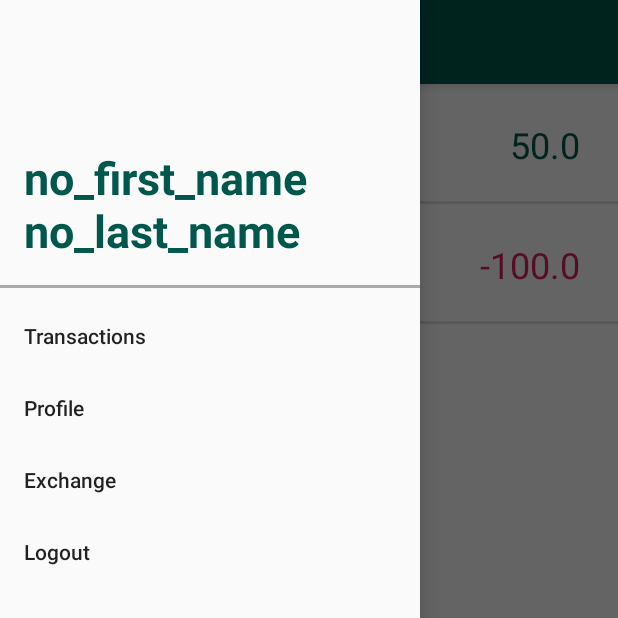
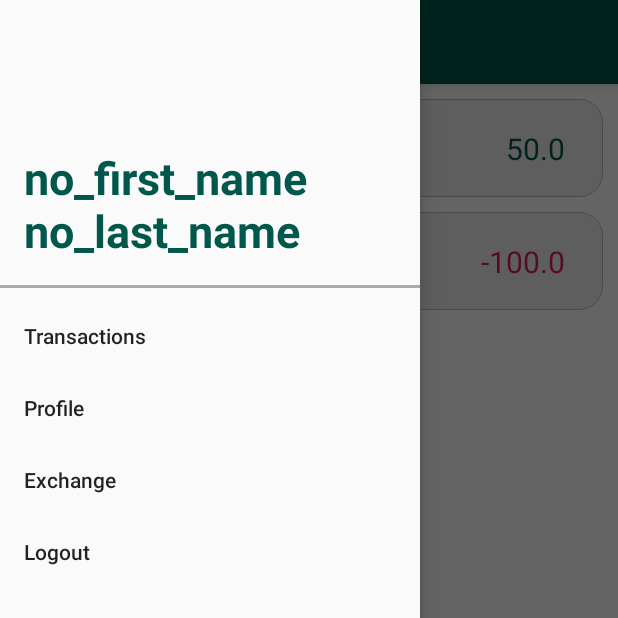
Before and after one commit to moazin/easylend-android-app, an Android app: the ExchangeFragment screen opened directly, with no data from a screen before it, with the side drawer open, on a phone screen of 412 x 824 dp, the top half of it. Run offline under Robolectric (Android 15) with nearby library versions, the phone set to English and light mode, and no system bars; network calls fail; 1 statement that could not run was skipped.

Commit message:
beautifying the item list on main activity exchange fragment

```diff
--- a/app/src/main/java/com/example/moazin/easylend/ExchangeAdapter.java
+++ b/app/src/main/java/com/example/moazin/easylend/ExchangeAdapter.java
@@ -6,6 +6,7 @@ import android.support.v4.content.ContextCompat;
 import android.support.v7.widget.RecyclerView;
 import android.view.LayoutInflater;
 import android.view.ViewGroup;
+import android.widget.FrameLayout;
 import android.widget.TextView;
 
 import org.json.JSONArray;
--- /dev/null
+++ b/app/src/main/res/drawable/recycler_item_background.xml
@@ -0,0 +1,9 @@
+<?xml version="1.0" encoding="utf-8"?>
+<shape xmlns:android="http://schemas.android.com/apk/res/android"
+    android:shape="rectangle">
+    <solid android:color="@color/item_background" />
+    <stroke android:color="@color/border_gray"
+        android:width="1px"/>
+    <corners
+        android:radius="15dp"/>
+</shape>
--- a/app/src/main/res/layout/exchange_recycler_layout.xml
+++ b/app/src/main/res/layout/exchange_recycler_layout.xml
@@ -1,19 +1,35 @@
 <?xml version="1.0" encoding="utf-8"?>
-<android.support.constraint.ConstraintLayout xmlns:android="http://schemas.android.com/apk/res/android"
+<android.support.constraint.ConstraintLayout
+    xmlns:android="http://schemas.android.com/apk/res/android"
     xmlns:app="http://schemas.android.com/apk/res-auto"
     xmlns:tools="http://schemas.android.com/tools"
+    android:layout_height="wrap_content"
     android:layout_width="match_parent"
-    android:layout_height="80dp">
+    android:paddingRight="10dp"
+    android:paddingLeft="10dp"
+    android:paddingTop="10dp">
+
+    <android.support.constraint.ConstraintLayout
+        android:id="@+id/colored_item"
+        android:layout_width="match_parent"
+        android:layout_height="wrap_content"
+        app:layout_constraintBottom_toBottomOf="parent"
+        app:layout_constraintEnd_toEndOf="parent"
+        app:layout_constraintStart_toStartOf="parent"
+        app:layout_constraintTop_toTopOf="parent"
+        android:background="@drawable/recycler_item_background">
 
         <TextView
             android:id="@+id/person_name"
             android:layout_width="wrap_content"
             android:layout_height="wrap_content"
-        android:layout_marginStart="25dp"
-        android:layout_marginTop="8dp"
-        android:layout_marginBottom="8dp"
+            android:layout_marginStart="20dp"
+            android:layout_marginTop="15dp"
+            android:layout_marginBottom="15dp"
+            android:fontFamily="sans-serif"
             android:text="Moazin Khatri"
-        android:textSize="30sp"
+            android:textColor="@color/font_color"
+            android:textSize="25sp"
             app:layout_constraintBottom_toBottomOf="parent"
             app:layout_constraintStart_toStartOf="parent"
             app:layout_constraintTop_toTopOf="parent" />
@@ -22,23 +38,13 @@
             android:id="@+id/person_exchange"
             android:layout_width="wrap_content"
             android:layout_height="wrap_content"
-        android:layout_marginTop="8dp"
             android:layout_marginEnd="25dp"
-        android:layout_marginBottom="8dp"
             android:text="30"
             android:textColor="@color/colorPrimary"
-        android:textSize="24sp"
+            android:textSize="20sp"
             app:layout_constraintBottom_toBottomOf="parent"
             app:layout_constraintEnd_toEndOf="parent"
             app:layout_constraintTop_toTopOf="parent" />
 
-    <View
-        android:id="@+id/divider2"
-        android:layout_width="0dp"
-        android:layout_height="2dp"
-        android:background="?android:attr/listDivider"
-        app:layout_constraintBottom_toBottomOf="parent"
-        app:layout_constraintEnd_toEndOf="parent"
-        app:layout_constraintStart_toStartOf="parent" />
-
     </android.support.constraint.ConstraintLayout>
+</android.support.constraint.ConstraintLayout>
--- a/app/src/main/res/values/colors.xml
+++ b/app/src/main/res/values/colors.xml
@@ -3,4 +3,7 @@
     <color name="colorPrimary">#008577</color>
     <color name="colorPrimaryDark">#00574b</color>
     <color name="colorAccent">#D81B60</color>
+    <color name="item_background">#ececec</color>
+    <color name="border_gray">#bdbdbd</color>
+    <color name="font_color">#757575</color>
 </resources>
```
Lines whose indentation alone changed are shown as unchanged.
